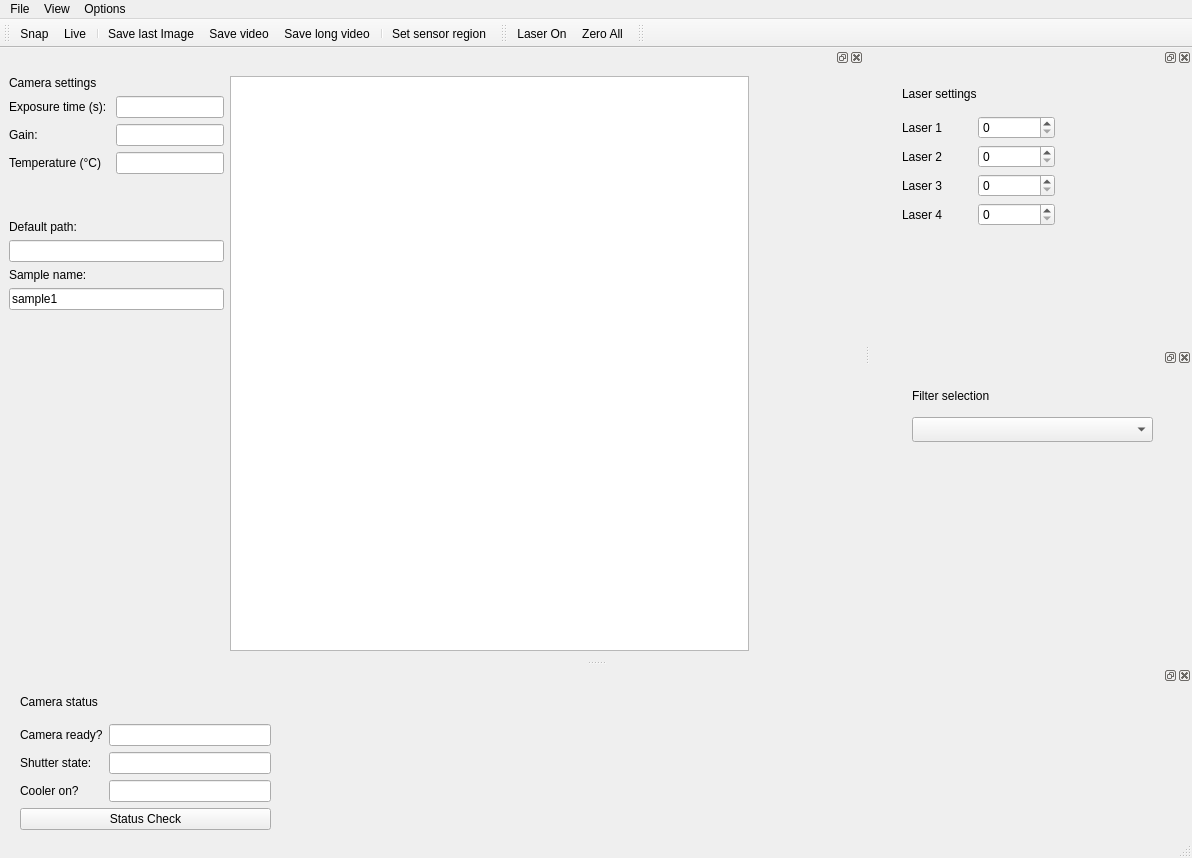
Before: the Qt Designer form gui/fluorescence_microscopy/ui_basic.ui in fbarho/qudi-cbs, drawn with Qt 5.
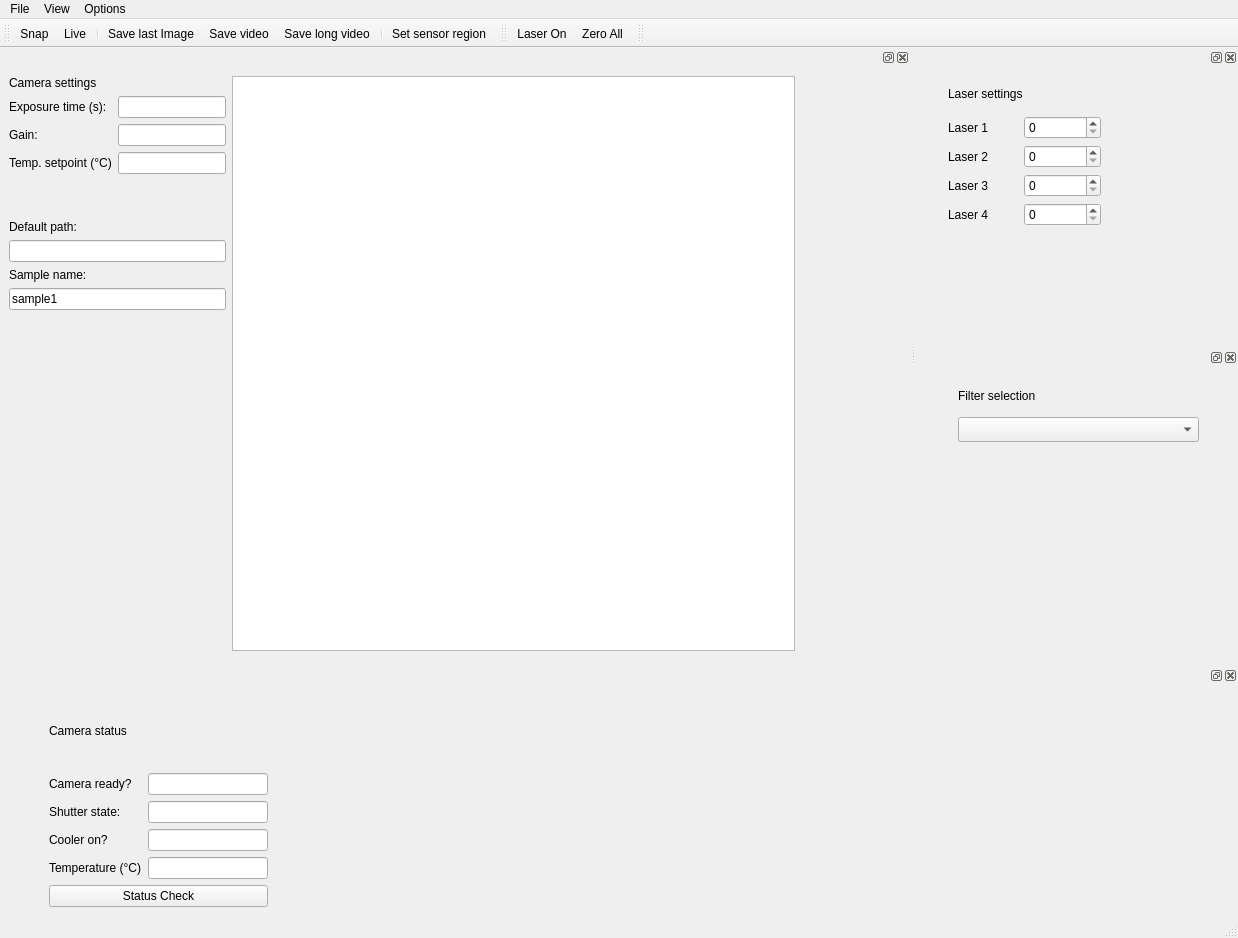
After: the same form once the commit is applied. Custom widgets are drawn as their Qt base class.

```diff
--- a/gui/fluorescence_microscopy/ui_basic.ui
+++ b/gui/fluorescence_microscopy/ui_basic.ui
@@ -6,8 +6,8 @@
    <rect>
     <x>0</x>
     <y>0</y>
-    <width>1192</width>
-    <height>858</height>
+    <width>1238</width>
+    <height>938</height>
    </rect>
   </property>
   <property name="windowTitle">
@@ -23,7 +23,7 @@
     <rect>
      <x>0</x>
      <y>0</y>
-     <width>1192</width>
+     <width>1238</width>
      <height>22</height>
     </rect>
    </property>
@@ -108,7 +108,7 @@
    </property>
    <property name="minimumSize">
     <size>
-     <width>864</width>
+     <width>910</width>
      <height>500</height>
     </size>
    </property>
@@ -149,6 +149,9 @@
              <height>0</height>
             </size>
            </property>
+           <property name="toolTip">
+            <string>Options -&gt; Camera settings to modify this value</string>
+           </property>
            <property name="readOnly">
             <bool>true</bool>
            </property>
@@ -169,28 +172,31 @@
              <verstretch>0</verstretch>
             </sizepolicy>
            </property>
+           <property name="toolTip">
+            <string>Options -&gt; Camera settings to modify this value</string>
+           </property>
            <property name="readOnly">
             <bool>true</bool>
            </property>
           </widget>
          </item>
          <item row="2" column="0">
-          <widget class="QLabel" name="temperature_Label">
+          <widget class="QLabel" name="temp_setpoint_Label">
            <property name="text">
-            <string>Temperature (°C)</string>
+            <string>Temp. setpoint (°C)</string>
            </property>
           </widget>
          </item>
          <item row="2" column="1">
-          <widget class="QLineEdit" name="temperature_LineEdit">
+          <widget class="QLineEdit" name="temp_setpoint_LineEdit">
            <property name="sizePolicy">
             <sizepolicy hsizetype="Preferred" vsizetype="Fixed">
              <horstretch>0</horstretch>
              <verstretch>0</verstretch>
             </sizepolicy>
            </property>
-           <property name="readOnly">
-            <bool>true</bool>
+           <property name="toolTip">
+            <string>Options -&gt; Camera settings to modify this value</string>
            </property>
           </widget>
          </item>
@@ -380,6 +386,9 @@
             <height>0</height>
            </size>
           </property>
+          <property name="maximum">
+           <number>100</number>
+          </property>
          </widget>
         </item>
         <item row="1" column="1">
@@ -390,6 +399,9 @@
             <verstretch>0</verstretch>
            </sizepolicy>
           </property>
+          <property name="maximum">
+           <number>100</number>
+          </property>
          </widget>
         </item>
         <item row="2" column="1">
@@ -400,6 +412,9 @@
             <verstretch>0</verstretch>
            </sizepolicy>
           </property>
+          <property name="maximum">
+           <number>100</number>
+          </property>
          </widget>
         </item>
         <item row="3" column="1">
@@ -410,6 +425,9 @@
             <verstretch>0</verstretch>
            </sizepolicy>
           </property>
+          <property name="maximum">
+           <number>100</number>
+          </property>
          </widget>
         </item>
        </layout>
@@ -475,30 +493,39 @@
    </property>
    <property name="minimumSize">
     <size>
-     <width>58</width>
-     <height>170</height>
+     <width>466</width>
+     <height>250</height>
     </size>
    </property>
    <property name="maximumSize">
     <size>
      <width>524287</width>
-     <height>190</height>
+     <height>250</height>
     </size>
    </property>
    <attribute name="dockWidgetArea">
     <number>8</number>
    </attribute>
    <widget class="QWidget" name="dockWidgetContents_9">
-    <widget class="QWidget" name="layoutWidget">
-     <property name="geometry">
-      <rect>
-       <x>20</x>
-       <y>0</y>
-       <width>251</width>
-       <height>145</height>
-      </rect>
-     </property>
-     <layout class="QVBoxLayout" name="verticalLayout_7">
+    <layout class="QHBoxLayout" name="horizontalLayout">
+     <item>
+      <spacer name="horizontalSpacer_2">
+       <property name="orientation">
+        <enum>Qt::Horizontal</enum>
+       </property>
+       <property name="sizeType">
+        <enum>QSizePolicy::Preferred</enum>
+       </property>
+       <property name="sizeHint" stdset="0">
+        <size>
+         <width>40</width>
+         <height>20</height>
+        </size>
+       </property>
+      </spacer>
+     </item>
+     <item>
+      <layout class="QVBoxLayout" name="verticalLayout">
       <item>
        <widget class="QLabel" name="label_19">
         <property name="text">
@@ -515,6 +542,25 @@
           </property>
          </widget>
         </item>
+         <item row="0" column="1">
+          <widget class="QLineEdit" name="camera_status_LineEdit">
+           <property name="sizePolicy">
+            <sizepolicy hsizetype="Preferred" vsizetype="Fixed">
+             <horstretch>0</horstretch>
+             <verstretch>0</verstretch>
+            </sizepolicy>
+           </property>
+           <property name="minimumSize">
+            <size>
+             <width>120</width>
+             <height>0</height>
+            </size>
+           </property>
+           <property name="readOnly">
+            <bool>true</bool>
+           </property>
+          </widget>
+         </item>
         <item row="1" column="0">
          <widget class="QLabel" name="shutter_Label">
           <property name="text">
@@ -522,6 +568,25 @@
           </property>
          </widget>
         </item>
+         <item row="1" column="1">
+          <widget class="QLineEdit" name="shutter_status_LineEdit">
+           <property name="sizePolicy">
+            <sizepolicy hsizetype="Preferred" vsizetype="Fixed">
+             <horstretch>0</horstretch>
+             <verstretch>0</verstretch>
+            </sizepolicy>
+           </property>
+           <property name="minimumSize">
+            <size>
+             <width>100</width>
+             <height>0</height>
+            </size>
+           </property>
+           <property name="readOnly">
+            <bool>true</bool>
+           </property>
+          </widget>
+         </item>
         <item row="2" column="0">
          <widget class="QLabel" name="cooler_Label">
           <property name="text">
@@ -529,34 +594,14 @@
           </property>
          </widget>
         </item>
-        <item row="0" column="1">
-         <widget class="QLineEdit" name="camera_status_LineEdit">
-          <property name="minimumSize">
-           <size>
-            <width>120</width>
-            <height>0</height>
-           </size>
-          </property>
-          <property name="readOnly">
-           <bool>true</bool>
-          </property>
-         </widget>
-        </item>
-        <item row="1" column="1">
-         <widget class="QLineEdit" name="shutter_status_LineEdit">
-          <property name="minimumSize">
-           <size>
-            <width>100</width>
-            <height>0</height>
-           </size>
-          </property>
-          <property name="readOnly">
-           <bool>true</bool>
-          </property>
-         </widget>
-        </item>
         <item row="2" column="1">
          <widget class="QLineEdit" name="cooler_status_LineEdit">
+           <property name="sizePolicy">
+            <sizepolicy hsizetype="Preferred" vsizetype="Fixed">
+             <horstretch>0</horstretch>
+             <verstretch>0</verstretch>
+            </sizepolicy>
+           </property>
           <property name="minimumSize">
            <size>
             <width>100</width>
@@ -568,6 +613,26 @@
           </property>
          </widget>
         </item>
+         <item row="3" column="0">
+          <widget class="QLabel" name="temperature_Label">
+           <property name="text">
+            <string>Temperature (°C)</string>
+           </property>
+          </widget>
+         </item>
+         <item row="3" column="1">
+          <widget class="QLineEdit" name="temperature_LineEdit">
+           <property name="sizePolicy">
+            <sizepolicy hsizetype="Preferred" vsizetype="Fixed">
+             <horstretch>0</horstretch>
+             <verstretch>0</verstretch>
+            </sizepolicy>
+           </property>
+           <property name="readOnly">
+            <bool>true</bool>
+           </property>
+          </widget>
+         </item>
        </layout>
       </item>
       <item>
@@ -581,7 +646,21 @@
        </widget>
       </item>
      </layout>
-    </widget>
+     </item>
+     <item>
+      <spacer name="horizontalSpacer">
+       <property name="orientation">
+        <enum>Qt::Horizontal</enum>
+       </property>
+       <property name="sizeHint" stdset="0">
+        <size>
+         <width>854</width>
+         <height>20</height>
+        </size>
+       </property>
+      </spacer>
+     </item>
+    </layout>
    </widget>
   </widget>
   <action name="close_MenuAction">
```
Lines whose indentation alone changed are shown as unchanged.
